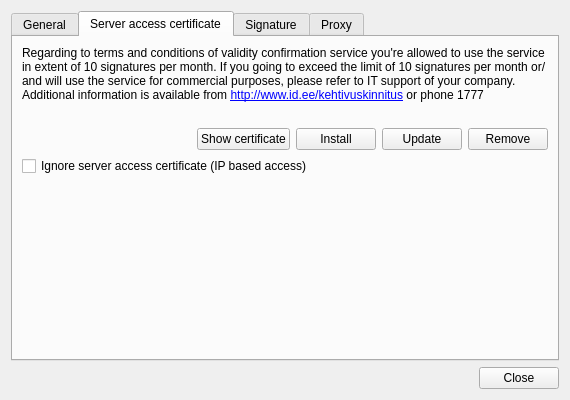
Qt form client/ui/SettingsDialog.ui (open-eid/qdigidoc) before a commit.
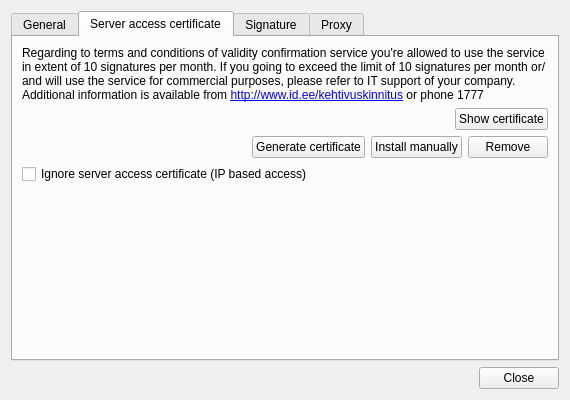
The same form after that commit. The open tabs and pages were chosen to show the change.

Commit message:
adjust layout
Ticket: #14142

What changed in the file:
```diff
--- a/client/ui/SettingsDialog.ui
+++ b/client/ui/SettingsDialog.ui
@@ -182,7 +182,18 @@
         </widget>
        </item>
        <item row="1" column="0" colspan="2">
-        <widget class="QLabel" name="p12Error"/>
+        <layout class="QHBoxLayout" name="horizontalLayout" stretch="1,0">
+         <item>
+          <widget class="QLabel" name="p12Error"/>
+         </item>
+         <item>
+          <widget class="QPushButton" name="showP12Cert">
+           <property name="text">
+            <string>Show certificate</string>
+           </property>
+          </widget>
+         </item>
+        </layout>
        </item>
        <item row="2" column="0" colspan="2">
         <layout class="QHBoxLayout" name="p12ButtonLayout">
@@ -199,24 +210,17 @@
            </property>
           </spacer>
          </item>
-         <item>
-          <widget class="QPushButton" name="showP12Cert">
-           <property name="text">
-            <string>Show certificate</string>
-           </property>
-          </widget>
-         </item>
-         <item>
-          <widget class="QPushButton" name="p12Install">
-           <property name="text">
-            <string>Install</string>
-           </property>
-          </widget>
-         </item>
          <item>
           <widget class="QPushButton" name="p12Update">
            <property name="text">
-            <string>Update</string>
+            <string>Generate certificate</string>
+           </property>
+          </widget>
+         </item>
+         <item>
+          <widget class="QPushButton" name="p12Install">
+           <property name="text">
+            <string>Install manually</string>
            </property>
           </widget>
          </item>
```
The commit also changes 4 other files.
